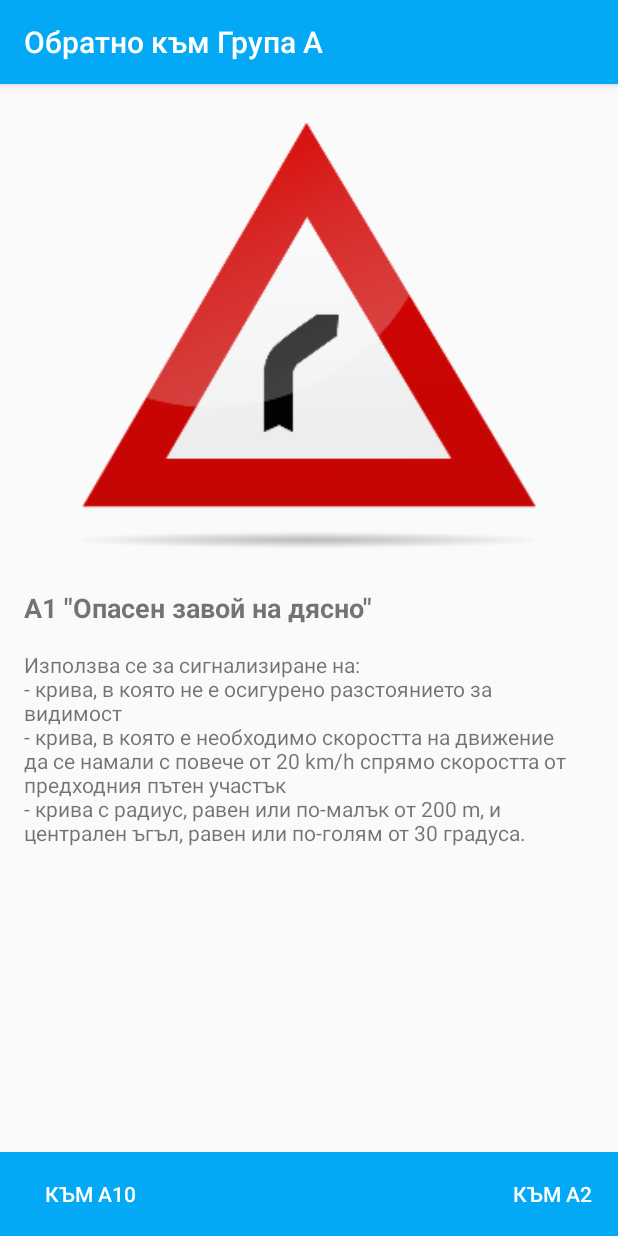
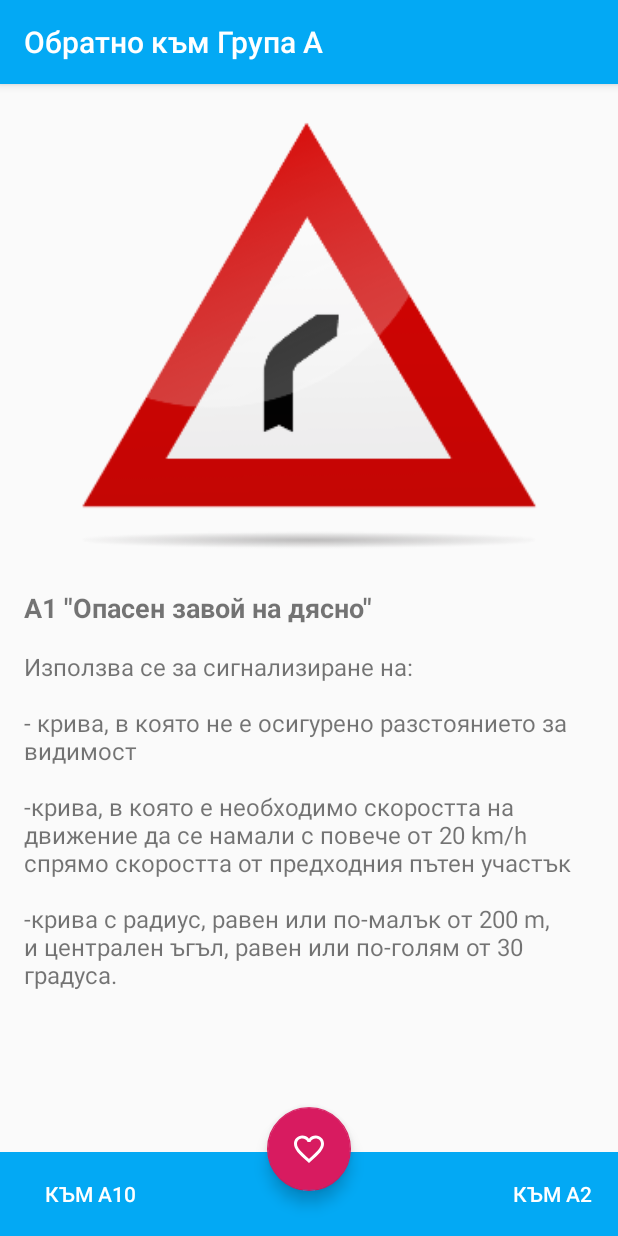
Before and after one commit to simplydikka/RoadSigns, an Android app: the SingleCardGroupA screen opened directly, with no data from a screen before it, on a phone screen of 412 x 824 dp. Run offline under Robolectric (Android 15) with nearby library versions, the phone set to English and light mode, and no system bars.

Commit message:
Fav button layout set, needs the functionality added along with an SQLite database

```diff
--- a/app/src/main/java/tech/zebrabg/roadsigns/SingleCardGroupA.java
+++ b/app/src/main/java/tech/zebrabg/roadsigns/SingleCardGroupA.java
@@ -1,7 +1,9 @@
 package tech.zebrabg.roadsigns;
 
 import android.content.Intent;
+import android.content.SharedPreferences;
 import android.os.Bundle;
+import android.preference.PreferenceManager;
 import android.support.v7.app.AppCompatActivity;
 import android.view.View;
 import android.widget.Button;
@@ -12,7 +14,6 @@ public class SingleCardGroupA extends AppCompatActivity {
 
     Button next;
     Button previous;
-
 
     @Override
     protected void onCreate(Bundle savedInstanceState) {
--- /dev/null
+++ b/app/src/main/res/drawable/ic_fav.xml
@@ -0,0 +1,5 @@
+<vector android:height="24dp" android:tint="#FFFFFF"
+    android:viewportHeight="24.0" android:viewportWidth="24.0"
+    android:width="24dp" xmlns:android="http://schemas.android.com/apk/res/android">
+    <path android:fillColor="#FF000000" android:pathData="M12,21.35l-1.45,-1.32C5.4,15.36 2,12.28 2,8.5 2,5.42 4.42,3 7.5,3c1.74,0 3.41,0.81 4.5,2.09C13.09,3.81 14.76,3 16.5,3 19.58,3 22,5.42 22,8.5c0,3.78 -3.4,6.86 -8.55,11.54L12,21.35z"/>
+</vector>
--- /dev/null
+++ b/app/src/main/res/drawable/ic_not_fav.xml
@@ -0,0 +1,5 @@
+<vector android:height="24dp" android:tint="#FFFFFF"
+    android:viewportHeight="24.0" android:viewportWidth="24.0"
+    android:width="24dp" xmlns:android="http://schemas.android.com/apk/res/android">
+    <path android:fillColor="#FF000000" android:pathData="M16.5,3c-1.74,0 -3.41,0.81 -4.5,2.09C10.91,3.81 9.24,3 7.5,3 4.42,3 2,5.42 2,8.5c0,3.78 3.4,6.86 8.55,11.54L12,21.35l1.45,-1.32C18.6,15.36 22,12.28 22,8.5 22,5.42 19.58,3 16.5,3zM12.1,18.55l-0.1,0.1 -0.1,-0.1C7.14,14.24 4,11.39 4,8.5 4,6.5 5.5,5 7.5,5c1.54,0 3.04,0.99 3.57,2.36h1.87C13.46,5.99 14.96,5 16.5,5c2,0 3.5,1.5 3.5,3.5 0,2.89 -3.14,5.74 -7.9,10.05z"/>
+</vector>
--- a/app/src/main/res/layout/activity_single_card_groupa.xml
+++ b/app/src/main/res/layout/activity_single_card_groupa.xml
@@ -3,15 +3,17 @@
     xmlns:app="http://schemas.android.com/apk/res-auto"
     xmlns:tools="http://schemas.android.com/tools"
     android:layout_width="match_parent"
-    android:layout_height="match_parent"
+    android:layout_height="fill_parent"
     android:orientation="vertical"
     android:weightSum="100"
-    tools:context="tech.zebrabg.roadsigns.AllCardsGroupA">
+    tools:context="tech.zebrabg.roadsigns.AllCardsGroupA"
+    android:id="@+id/root">
 
     <android.support.v4.widget.NestedScrollView
         android:layout_width="match_parent"
         android:layout_height="0dp"
-        android:layout_weight="90"
+        android:layout_weight="85"
+        android:scrollbars="vertical"
         tools:context="com.example.android.signs.SingleCardGroupA">
 
         <LinearLayout
@@ -45,22 +47,38 @@
                 android:layout_height="wrap_content"
                 android:layout_gravity="left"
                 android:layout_marginTop="16dp"
-                android:textSize="14sp" />
+                android:textSize="16sp" />
 
         </LinearLayout>
     </android.support.v4.widget.NestedScrollView>
 
+
     <LinearLayout
+        android:layout_width="wrap_content"
+        android:layout_height="0dp"
+        android:layout_weight="15"
+        >
+
+    <RelativeLayout
         android:layout_width="match_parent"
-        android:layout_height="0dp"
+        android:layout_height="wrap_content"
         android:layout_marginTop="8dp"
-        android:layout_weight="10">
+        >
+
+        <android.support.design.widget.FloatingActionButton
+            android:id="@+id/fav"
+            android:layout_width="wrap_content"
+            android:layout_height="wrap_content"
+            android:src="@drawable/ic_not_fav"
+            android:layout_centerHorizontal="true"
+            android:layout_alignBottom="@id/toolbar"
+            android:layout_marginBottom="@dimen/margin_30"/>
 
         <android.support.v7.widget.Toolbar
             android:id="@+id/toolbar"
             android:layout_width="match_parent"
             android:layout_height="wrap_content"
-            android:layout_gravity="bottom"
+            android:layout_alignParentBottom="true"
             android:background="?attr/colorPrimary"
             app:layout_scrollFlags="scroll|enterAlways"
             app:popupTheme="@style/AppTheme.PopupOverlay">
@@ -81,8 +99,8 @@
                 android:layout_height="wrap_content"
                 android:layout_gravity="right"
                 android:text="Напред"
-
                 android:textColor="@color/colorWhite" />
         </android.support.v7.widget.Toolbar>
+    </RelativeLayout>
     </LinearLayout>
 </LinearLayout>
--- a/app/src/main/res/values/strings.xml
+++ b/app/src/main/res/values/strings.xml
@@ -43,15 +43,15 @@
     <!--single cards a-->
     <string name="A1_title">А1 \"Опасен завой на дясно\"</string>
     <string name="A1_description">Използва се за сигнализиране на:
-\n- крива, в която не е осигурено разстоянието за видимост
-\n- крива, в която е необходимо скоростта на движение да се намали с повече от 20 km/h спрямо скоростта от предходния пътен участък
-\n- крива с радиус, равен или по-малък от 200 m, и централен ъгъл, равен или по-голям от 30 градуса.</string>
+\n\n- крива, в която не е осигурено разстоянието за видимост
+\n \n-крива, в която е необходимо скоростта на движение да се намали с повече от 20 km/h спрямо скоростта от предходния пътен участък
+\n \n-крива с радиус, равен или по-малък от 200 m, и централен ъгъл, равен или по-голям от 30 градуса.</string>
 
     <string name="A2_title">А2 \"Опасен завой наляво\"</string>
     <string name="A2_description">Използва се за сигнализиране на:
-\n- крива, в която не е осигурено разстоянието за видимост
-\n- крива, в която е необходимо скоростта на движение да се намали с повече от 20 km/h спрямо скоростта от предходния пътен участък
-\n- крива с радиус, равен или по-малък от 200 m, и централен ъгъл, равен или по-голям от 30 градуса.</string>
+\n \n-крива, в която не е осигурено разстоянието за видимост
+\n \n-крива, в която е необходимо скоростта на движение да се намали с повече от 20 km/h спрямо скоростта от предходния пътен участък
+\n \n-крива с радиус, равен или по-малък от 200 m, и централен ъгъл, равен или по-голям от 30 градуса.</string>
 
     <string name="A3_title">А3 \"Последователни опасни завои, първият от които е надясно\"</string>
     <string name="A3_description">Използва се за сигнализиране на две или повече последователни криви, всяка от които трябва да е сигнализирана, и разстоянието между тях е по-малко от 100 m или по-малко от разстоянието за видимост.</string>
@@ -60,28 +60,28 @@
     <string name="A4_description">Използва се за сигнализиране на две или повече последователни криви, всяка от които трябва да е сигнализирана, и разстоянието между тях е по-малко от 100 m или по-малко от разстоянието за видимост.</string>
 
     <string name="A5_title">А5 \"Стръмен наклон при спускане\"</string>
-    <string name="A5_description">Използва се за сигнализиране на пътни участъци с надлъжен наклон, равен или по-голям от 7 на сто и с дължина над 50 m. При ограничена видимост наклонът се сигнализира и в участък с дължина, по-малка от 50 m. На пътния знак с цифра се указва стойността на наклона в проценти, като се закръглява на цяло число до по-близката му стойност. При променлива стойност на наклона в знаците се указва неговата най-голяма стойност. При необходимост с допълнителна табела Т6 се указва видът на пътните превозни средства, за които наклонът е опасен.</string>
+    <string name="A5_description">Използва се за сигнализиране на пътни участъци с надлъжен наклон, равен или по-голям от 7 на сто и с дължина над 50 m. При ограничена видимост наклонът се сигнализира и в участък с дължина, по-малка от 50 m. На пътния знак с цифра се указва стойността на наклона в проценти, като се закръглява на цяло число до по-близката му стойност.\n\nПри променлива стойност на наклона в знаците се указва неговата най-голяма стойност. \n\nПри необходимост с допълнителна табела Т6 се указва видът на пътните превозни средства, за които наклонът е опасен.</string>
 
     <string name="A6_title">А6 \"Стръмен наклон при изкачване\"</string>
-    <string name="A6_description">Използва се за сигнализиране на пътни участъци с надлъжен наклон, равен или по-голям от 7 на сто и с дължина над 50 m. При ограничена видимост наклонът се сигнализира и в участък с дължина, по-малка от 50 m. На пътния знак с цифра се указва стойността на наклона в проценти, като се закръглява на цяло число до по-близката му стойност. При променлива стойност на наклона в знаците се указва неговата най-голяма стойност. При необходимост с допълнителна табела Т6 се указва видът на пътните превозни средства, за които наклонът е опасен.</string>
+    <string name="A6_description">Използва се за сигнализиране на пътни участъци с надлъжен наклон, равен или по-голям от 7 на сто и с дължина над 50 m. При ограничена видимост наклонът се сигнализира и в участък с дължина, по-малка от 50 m. На пътния знак с цифра се указва стойността на наклона в проценти, като се закръглява на цяло число до по-близката му стойност.\n\nПри променлива стойност на наклона в знаците се указва неговата най-голяма стойност. \n\nПри необходимост с допълнителна табела Т6 се указва видът на пътните превозни средства, за които наклонът е опасен.</string>
 
     <string name="A7_title">А7 \"Платно за движение, стеснено от двете страни\"</string>
     <string name="A7_description">Използва се за сигнализиране на пътни участъци, в които платното за движение се стеснява от двете страни, но броят на пътните ленти се запазва. Използва се и за сигнализиране на:
-\n- намаляване броя на пътните ленти в някоя от посоките на движение;
-\n- край на допълнителна пътна лента, предназначена за бавнодвижещи се пътни превозни средства.</string>
+\n \n-намаляване броя на пътните ленти в някоя от посоките на движение;
+\n \n-край на допълнителна пътна лента, предназначена за бавнодвижещи се пътни превозни средства.</string>
 
     <string name="A8_title">А8 \"Платно за движение, стеснено отдясно\"</string>
     <string name="A8_description">Използва се за сигнализиране на пътни участъци, в които платното за движение се стеснява от дясно, но броят на пътните ленти се запазва. Използва се и за сигнализиране на:
-\n- намаляване броя на пътните ленти в някоя от посоките на движение;
-\n- край на допълнителна пътна лента, предназначена за бавнодвижещи се пътни превозни средства.</string>
+\n \n-намаляване броя на пътните ленти в някоя от посоките на движение;
+\n \n-край на допълнителна пътна лента, предназначена за бавнодвижещи се пътни превозни средства.</string>
 
     <string name="A9_title">А9 \"Платно за движение, стеснено отляво\"</string>
     <string name="A9_description">Използва се за сигнализиране на пътни участъци, в които платното за движение се стеснява от ляво, но броят на пътните ленти се запазва. Използва се и за сигнализиране на:
-\n- намаляване броя на пътните ленти в някоя от посоките на движение;
-\n- край на допълнителна пътна лента, предназначена за бавнодвижещи се пътни превозни средства.</string>
+\n\n- намаляване броя на пътните ленти в някоя от посоките на движение;
+\n \n-край на допълнителна пътна лента, предназначена за бавнодвижещи се пътни превозни средства.</string>
 
     <string name="A10_title">А10 \"Подвижен мост или ферибот\"</string>
-    <string name="A10_description">Използва се за сигнализиране на приближаване към подвижен мост или приближаване ферибот. Поставен на път извън границите на населени места и селищни образувания, задължително се повтаря на разстояние не по-малко от 50 m преди опасността.</string>
+    <string name="A10_description">Използва се за сигнализиране на приближаване към подвижен мост или приближаване ферибот.\n\nПоставен на път извън границите на населени места и селищни образувания, задължително се повтаря на разстояние не по-малко от 50 m преди опасността.</string>
 
 
 </resources>
```
